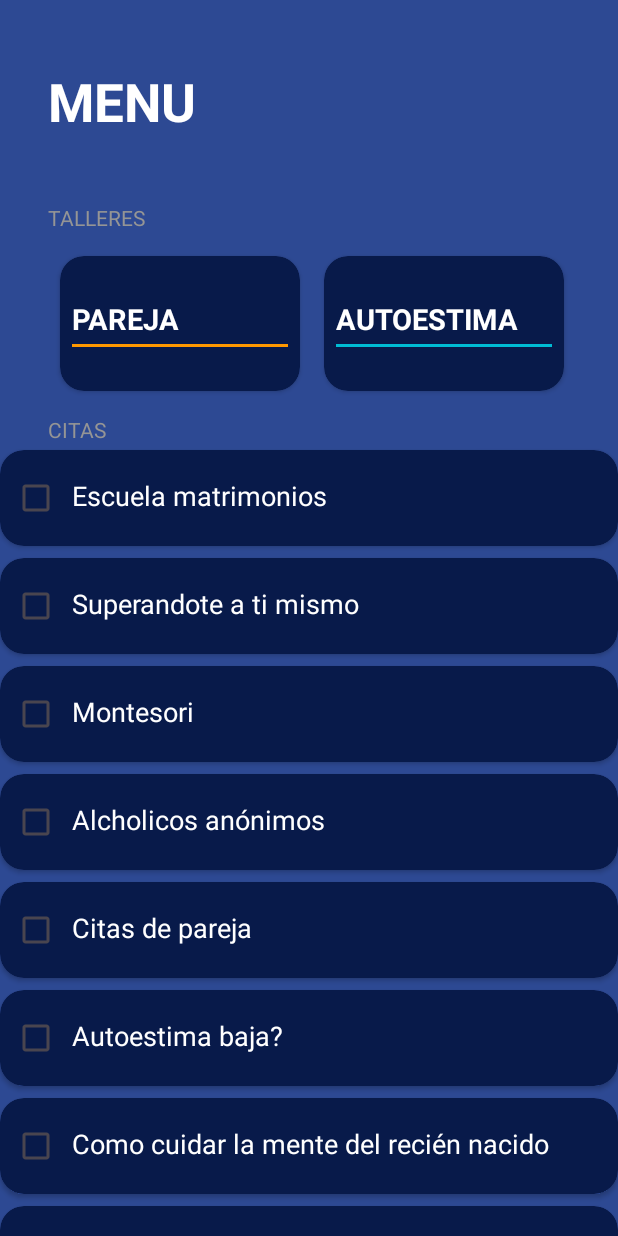
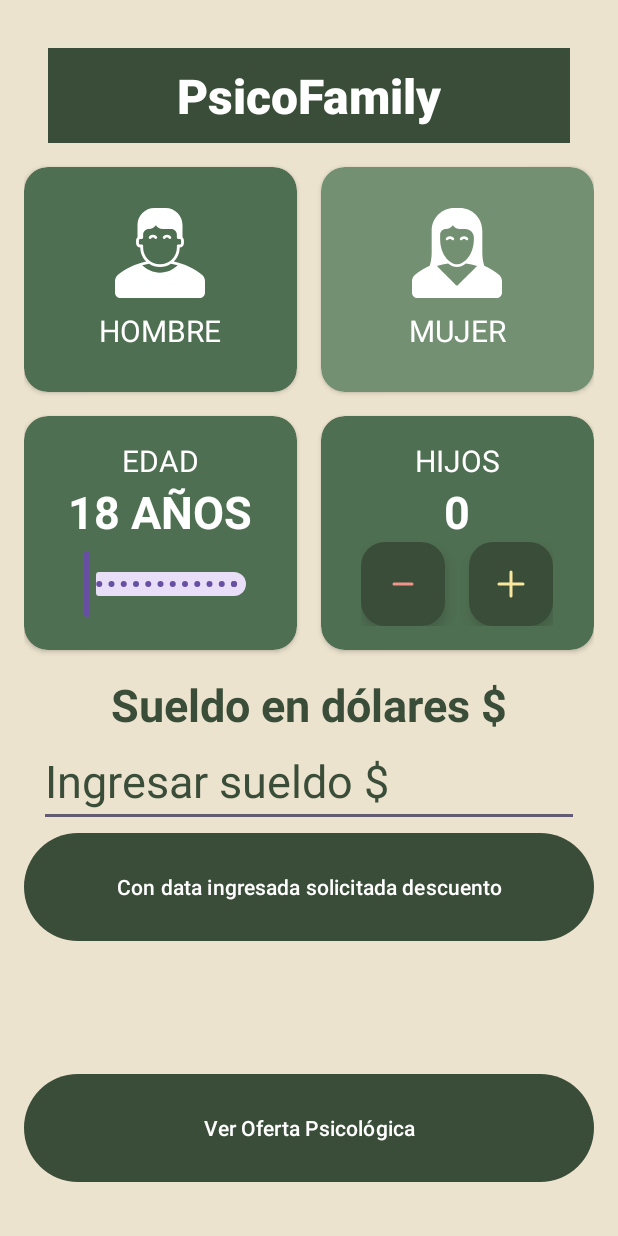
Before and after one commit to jbarriosviu/AndroidViuProyect, an Android app: the screen it shows after launch (MenuActivity before the commit, MainActivity after it), on a phone screen of 412 x 824 dp. Run offline under Robolectric (Android 15) with nearby library versions, the phone set to English and light mode, and no system bars.

Commit message:
Activity Main ok

```diff
--- /dev/null
+++ b/app/src/main/java/es/repositoriocompartido/psicologiaapp/MainActivity.kt
@@ -0,0 +1,104 @@
+package es.repositoriocompartido.psicologiaapp
+
+import android.content.Intent
+import androidx.appcompat.app.AppCompatActivity
+import android.os.Bundle
+import android.widget.Button
+import android.widget.EditText
+import android.widget.TextView
+import androidx.cardview.widget.CardView
+import androidx.core.content.ContextCompat
+import com.google.android.material.floatingactionbutton.FloatingActionButton
+import com.google.android.material.slider.RangeSlider
+
+class MainActivity : AppCompatActivity() {
+
+    //Variables de calculo  o funcionamiento
+    private var hombreSeleccionado:Boolean = true
+    private var edad:Int = 18
+    private var hijos:Int = 0
+
+    //Componentes
+    private lateinit var cvHombre: CardView
+    private lateinit var cvMujer: CardView
+    private lateinit var txtEdad: TextView
+    private lateinit var rngEdad: RangeSlider
+    private lateinit var txtHijos: TextView
+    private lateinit var btnMasHijos: FloatingActionButton
+    private lateinit var btnMenosHijos: FloatingActionButton
+    private lateinit var edtSueldo: EditText
+    private lateinit var btnDescuento: Button
+    override fun onCreate(savedInstanceState: Bundle?) {
+        super.onCreate(savedInstanceState)
+        setContentView(R.layout.activity_main)
+
+        //Funcion de inicializacion de componentes
+        initComponentes()
+        //Funcion de escucha de componentes
+        initListener()
+    }
+
+    private fun initComponentes(){
+        cvHombre = findViewById(R.id.cvHombre)
+        cvMujer = findViewById(R.id.cvMujer)
+
+        txtEdad = findViewById(R.id.txtEdad)
+        txtEdad.text = "${edad.toString()} años"
+        rngEdad = findViewById(R.id.rngEdad)
+
+        txtHijos = findViewById(R.id.txtHijos)
+        txtHijos.text = hijos.toString()
+        btnMasHijos = findViewById(R.id.btnMasHijos)
+        btnMenosHijos = findViewById(R.id.btnMenosHijos)
+
+        btnDescuento = findViewById(R.id.btnDescuento)
+
+    }
+
+    private fun initListener(){
+        //CardView
+        cvHombre.setOnClickListener{cambiarColorSexo(true)}
+        cvMujer.setOnClickListener{cambiarColorSexo(false)}
+
+        //Listener de edad
+        rngEdad.addOnChangeListener { slider, value, fromUser ->
+            edad = value.toInt()
+            txtEdad.text = "${edad.toString()} años"
+        }
+
+        //Listener de Peso
+        btnMasHijos.setOnClickListener {
+            if(hijos<12) hijos += 1
+            setHijo()
+        }
+        btnMenosHijos.setOnClickListener {
+            if(hijos>0) hijos -= 1
+            setHijo()
+        }
+
+
+//        //Calculo del IMC
+//        btnCalculate.setOnClickListener{
+//            val imc:Double = calcularIMC()
+//            val intent = Intent(this,ResultImcMejoradoActivity::class.java)
+//            intent.putExtra("IMC",imc)
+//            startActivity(intent)
+//        }
+    }
+
+    fun cambiarColorSexo(esHombre:Boolean){
+        if(esHombre){
+            cvMujer.setCardBackgroundColor(ContextCompat.getColor(this,R.color.card_color_no_selected))
+            cvHombre.setCardBackgroundColor(ContextCompat.getColor(this,R.color.card_color))
+            hombreSeleccionado = false
+        }else{
+            cvMujer.setCardBackgroundColor(ContextCompat.getColor(this,R.color.card_color))
+            cvHombre.setCardBackgroundColor(ContextCompat.getColor(this,R.color.card_color_no_selected))
+            hombreSeleccionado = true
+        }
+    }
+
+    private fun setHijo() {
+        txtHijos.text = hijos.toString()
+    }
+}
--- /dev/null
+++ b/app/src/main/res/drawable/ic_man.xml
@@ -0,0 +1,15 @@
+<vector xmlns:android="http://schemas.android.com/apk/res/android"
+    android:width="800dp"
+    android:height="800dp"
+    android:viewportWidth="64"
+    android:viewportHeight="64">
+  <path
+      android:pathData="M62.242,47.758l0.014,-0.014c-5.847,-4.753 -12.84,-8.137 -20.491,-9.722C44.374,35.479 46,31.932 46,28c1.657,0 3,-1.343 3,-3v-2c0,-0.886 -0.391,-1.673 -1,-2.222V12c0,-6.627 -5.373,-12 -12,-12h-8c-6.627,0 -12,5.373 -12,12v8.778c-0.609,0.549 -1,1.336 -1,2.222v2c0,1.657 1.343,3 3,3c0,3.932 1.626,7.479 4.236,10.022c-7.652,1.586 -14.646,4.969 -20.492,9.722l0.014,0.014C0.672,48.844 0,50.344 0,52v8c0,2.211 1.789,4 4,4h56c2.211,0 4,-1.789 4,-4v-8C64,50.344 63.328,48.844 62.242,47.758zM20,28v-1c0,-0.553 -0.447,-1 -1,-1h-1c-0.553,0 -1,-0.447 -1,-1v-2c0,-0.553 0.447,-1 1,-1h1c0.553,0 1,-0.447 1,-1v-1v-1c0,-2.209 1.791,-4 4,-4c2.088,0 3.926,-1.068 5,-2.687C30.074,13.932 31.912,15 34,15h6c2.209,0 4,1.791 4,4v1v1c0,0.553 0.447,1 1,1h1c0.553,0 1,0.447 1,1v2c0,0.553 -0.447,1 -1,1h-1c-0.553,0 -1,0.447 -1,1v1c0,6.627 -5.373,12 -12,12S20,34.627 20,28zM24.285,39.678C26.498,41.143 29.147,42 32,42s5.502,-0.857 7.715,-2.322c1.66,0.281 3.297,0.63 4.892,1.084C41.355,43.983 36.911,46 31.973,46c-4.932,0 -9.371,-2.011 -12.621,-5.226C20.96,40.315 22.61,39.961 24.285,39.678z"
+      android:fillColor="#231F20"/>
+  <path
+      android:pathData="M24.537,21.862c0.475,0.255 1.073,0.068 1.345,-0.396C25.91,21.419 26.18,21 26.998,21c0.808,0 1.096,0.436 1.111,0.458C28.287,21.803 28.637,22 28.999,22c0.154,0 0.311,-0.035 0.457,-0.111c0.491,-0.253 0.684,-0.856 0.431,-1.347C29.592,19.969 28.651,19 26.998,19c-1.691,0 -2.618,0.983 -2.9,1.564C23.864,21.047 24.063,21.609 24.537,21.862z"
+      android:fillColor="#231F20"/>
+  <path
+      android:pathData="M34.539,21.862c0.475,0.255 1.073,0.068 1.345,-0.396C35.912,21.419 36.182,21 37,21c0.808,0 1.096,0.436 1.111,0.458C38.289,21.803 38.639,22 39.001,22c0.154,0 0.311,-0.035 0.457,-0.111c0.491,-0.253 0.684,-0.856 0.431,-1.347C39.594,19.969 38.653,19 37,19c-1.691,0 -2.618,0.983 -2.9,1.564C33.866,21.047 34.065,21.609 34.539,21.862z"
+      android:fillColor="#231F20"/>
+</vector>
--- /dev/null
+++ b/app/src/main/res/drawable/ic_mas.xml
@@ -0,0 +1,13 @@
+<vector xmlns:android="http://schemas.android.com/apk/res/android"
+    android:width="800dp"
+    android:height="800dp"
+    android:viewportWidth="24"
+    android:viewportHeight="24">
+  <path
+      android:pathData="M4,12H20M12,4V20"
+      android:strokeLineJoin="round"
+      android:strokeWidth="2"
+      android:fillColor="#00000000"
+      android:strokeColor="#000000"
+      android:strokeLineCap="round"/>
+</vector>
--- /dev/null
+++ b/app/src/main/res/drawable/ic_menos.xml
@@ -0,0 +1,13 @@
+<vector xmlns:android="http://schemas.android.com/apk/res/android"
+    android:width="800dp"
+    android:height="800dp"
+    android:viewportWidth="24"
+    android:viewportHeight="24">
+  <path
+      android:pathData="M6,12L18,12"
+      android:strokeLineJoin="round"
+      android:strokeWidth="2"
+      android:fillColor="#00000000"
+      android:strokeColor="#000000"
+      android:strokeLineCap="round"/>
+</vector>
--- /dev/null
+++ b/app/src/main/res/drawable/ic_woman.xml
@@ -0,0 +1,15 @@
+<vector xmlns:android="http://schemas.android.com/apk/res/android"
+    android:width="800dp"
+    android:height="800dp"
+    android:viewportWidth="64"
+    android:viewportHeight="64">
+  <path
+      android:pathData="M62.242,47.758l0.014,-0.014c-3.239,-2.634 -6.865,-4.874 -10.839,-6.644C50.502,38.229 50,35.175 50,32V16c0,-8.837 -7.163,-16 -16,-16h-4c-8.837,0 -16,7.163 -16,16v16c0,3.173 -0.501,6.226 -1.415,9.096c-3.979,1.745 -7.526,3.953 -10.841,6.648l0.014,0.014C0.672,48.844 0,50.344 0,52v8c0,2.211 1.789,4 4,4h56c2.211,0 4,-1.789 4,-4v-8C64,50.344 63.328,48.844 62.242,47.758zM20,19c0,-2.209 1.791,-4 4,-4c2.088,0 3.926,-1.068 5,-2.687C30.074,13.932 31.912,15 34,15h4c3.313,0 6,2.687 6,6c0,0.188 0,0.5 0,1c0,12 -7.469,18 -12,18s-12,-6 -12,-18C20,21.5 20,19 20,19zM25.677,39.439C27.76,41.084 29.99,42 32,42s4.24,-0.916 6.323,-2.561c2.743,0.378 5.399,1.018 7.966,1.857c-2.468,2.468 -13.311,13.311 -13.691,13.691c-0.43,0.43 -0.748,0.447 -1.183,0.013C31.03,54.616 20.18,43.766 17.711,41.297C20.277,40.457 22.934,39.817 25.677,39.439z"
+      android:fillColor="#231F20"/>
+  <path
+      android:pathData="M25.882,22.467C25.91,22.419 26.18,22 26.998,22c0.808,0 1.096,0.436 1.111,0.458C28.287,22.803 28.637,23 28.999,23c0.154,0 0.311,-0.035 0.457,-0.111c0.491,-0.253 0.684,-0.856 0.431,-1.347C29.592,20.969 28.651,20 26.998,20c-1.691,0 -2.618,0.983 -2.9,1.564c-0.233,0.482 -0.034,1.045 0.439,1.298C25.012,23.117 25.61,22.931 25.882,22.467z"
+      android:fillColor="#231F20"/>
+  <path
+      android:pathData="M34.539,22.862c0.475,0.255 1.073,0.068 1.345,-0.396C35.912,22.419 36.182,22 37,22c0.808,0 1.096,0.436 1.111,0.458C38.289,22.803 38.639,23 39.001,23c0.154,0 0.311,-0.035 0.457,-0.111c0.491,-0.253 0.684,-0.856 0.431,-1.347C39.594,20.969 38.653,20 37,20c-1.691,0 -2.618,0.983 -2.9,1.564C33.866,22.047 34.065,22.609 34.539,22.862z"
+      android:fillColor="#231F20"/>
+</vector>
--- /dev/null
+++ b/app/src/main/res/layout/activity_main.xml
@@ -0,0 +1,261 @@
+<?xml version="1.0" encoding="utf-8"?>
+<androidx.constraintlayout.widget.ConstraintLayout xmlns:android="http://schemas.android.com/apk/res/android"
+    xmlns:app="http://schemas.android.com/apk/res-auto"
+    xmlns:tools="http://schemas.android.com/tools"
+    android:layout_width="match_parent"
+    android:layout_height="match_parent"
+    android:background="@color/base"
+    android:paddingHorizontal="16dp"
+    android:paddingVertical="32dp"
+    tools:context="es.repositoriocompartido.psicologiaapp.MainActivity">
+
+    <TextView
+        android:id="@+id/txtMenu"
+        android:layout_width="match_parent"
+        android:layout_height="wrap_content"
+        android:background="@color/card_Elementos"
+        android:text="@string/titulo"
+        android:textAlignment="center"
+        android:fontFamily="sans-serif-medium"
+        android:textSize="32sp"
+        android:textStyle="bold"
+        android:paddingVertical="10dp"
+        app:layout_constraintTop_toTopOf="parent"
+        app:layout_constraintStart_toStartOf="parent"
+        app:layout_constraintEnd_toEndOf="parent"
+        android:layout_marginEnd="16dp"
+        android:layout_marginStart="16dp"
+        android:layout_marginBottom="32dp"
+        android:textColor="@color/subtitulos"
+        />
+
+    <androidx.cardview.widget.CardView
+        android:id="@+id/cvHombre"
+        android:layout_width="0dp"
+        android:layout_height="150dp"
+        android:layout_marginTop="16dp"
+        android:layout_marginEnd="16dp"
+        app:layout_constraintStart_toStartOf="parent"
+        app:layout_constraintTop_toBottomOf="@+id/txtMenu"
+        app:layout_constraintEnd_toStartOf="@+id/cvMujer"
+        app:cardBackgroundColor="@color/card_color"
+        app:cardCornerRadius="16dp">
+        <androidx.appcompat.widget.LinearLayoutCompat
+            android:layout_width="match_parent"
+            android:layout_height="match_parent"
+            android:gravity="center"
+            android:orientation="vertical">
+
+            <ImageView
+                android:layout_width="60dp"
+                android:layout_height="60dp"
+                android:src="@drawable/ic_man"
+                app:tint="@color/white"
+                android:layout_marginBottom="8dp"
+                />
+            <TextView
+                android:layout_width="wrap_content"
+                android:layout_height="wrap_content"
+                android:text="@string/hombre"
+                android:textSize="20sp"
+                android:textAllCaps="true"
+                android:textColor="@color/subtitulos"/>
+
+        </androidx.appcompat.widget.LinearLayoutCompat>
+
+    </androidx.cardview.widget.CardView>
+
+    <androidx.cardview.widget.CardView
+        android:id="@+id/cvMujer"
+        android:layout_width="0dp"
+        android:layout_height="150dp"
+        android:layout_marginTop="16dp"
+        app:layout_constraintEnd_toEndOf="parent"
+        app:layout_constraintTop_toBottomOf="@+id/txtMenu"
+        app:layout_constraintStart_toEndOf="@+id/cvHombre"
+        app:cardBackgroundColor="@color/card_color_no_selected"
+        app:cardCornerRadius="16dp">
+        <androidx.appcompat.widget.LinearLayoutCompat
+            android:layout_width="match_parent"
+            android:layout_height="match_parent"
+            android:gravity="center"
+            android:orientation="vertical">
+
+            <ImageView
+                android:layout_width="60dp"
+                android:layout_height="60dp"
+                android:src="@drawable/ic_woman"
+                app:tint="@color/white"
+                android:layout_marginBottom="8dp"
+                />
+            <TextView
+                android:layout_width="wrap_content"
+                android:layout_height="wrap_content"
+                android:text="@string/mujer"
+                android:textSize="20sp"
+                android:textAllCaps="true"
+                android:textColor="@color/subtitulos"/>
+
+        </androidx.appcompat.widget.LinearLayoutCompat>
+
+    </androidx.cardview.widget.CardView>
+
+    <androidx.cardview.widget.CardView
+        android:id="@+id/cvEdad"
+        android:layout_width="0dp"
+        android:layout_height="wrap_content"
+        android:layout_marginTop="16dp"
+        android:layout_marginEnd="16dp"
+        app:cardBackgroundColor="@color/card_color"
+        app:cardCornerRadius="16dp"
+        app:layout_constraintEnd_toStartOf="@+id/cvHijos"
+        app:layout_constraintStart_toStartOf="parent"
+        app:layout_constraintTop_toBottomOf="@+id/cvHombre">
+        <androidx.appcompat.widget.LinearLayoutCompat
+            android:layout_width="match_parent"
+            android:layout_height="wrap_content"
+            android:layout_margin="16dp"
+            android:gravity="center"
+            android:orientation="vertical">
+
+            <TextView
+                android:layout_width="wrap_content"
+                android:layout_height="wrap_content"
+                android:text="@string/edad"
+                android:textSize="20sp"
+                android:textAllCaps="true"
+                android:textColor="@color/subtitulos" />
+
+            <TextView
+                android:id="@+id/txtEdad"
+                android:layout_width="wrap_content"
+                android:layout_height="wrap_content"
+                tools:text="40 años"
+                android:textAllCaps="true"
+                android:textSize="30sp"
+                android:textStyle="bold"
+                android:textColor="@color/subtitulos" />
+
+            <com.google.android.material.slider.RangeSlider
+                android:id="@+id/rngEdad"
+                android:layout_width="match_parent"
+                android:layout_height="wrap_content"
+                android:stepSize="1"
+                android:valueFrom="18"
+                android:valueTo="85"
+                android:layout_margin="4dp"
+                app:backgroundTint="@color/card_Elementos"
+                />
+        </androidx.appcompat.widget.LinearLayoutCompat>
+
+    </androidx.cardview.widget.CardView>
+
+
+
+    <androidx.cardview.widget.CardView
+        android:id="@+id/cvHijos"
+        android:layout_width="0dp"
+        android:layout_height="wrap_content"
+        android:layout_marginTop="16dp"
+
+        app:cardBackgroundColor="@color/card_color"
+        app:cardCornerRadius="16dp"
+        app:layout_constraintStart_toEndOf="@+id/cvEdad"
+        app:layout_constraintEnd_toEndOf="parent"
+        app:layout_constraintTop_toBottomOf="@+id/cvMujer"
+        >
+        <androidx.appcompat.widget.LinearLayoutCompat
+            android:layout_width="match_parent"
+            android:layout_height="match_parent"
+            android:layout_margin="16dp"
+            android:gravity="center"
+            android:orientation="vertical">
+            <TextView
+                android:layout_width="wrap_content"
+                android:layout_height="wrap_content"
+                android:textSize="20sp"
+                android:text="@string/hijos"
+                android:textAllCaps="true"
+                android:textColor="@color/subtitulos" />
+            <TextView
+                android:id="@+id/txtHijos"
+                android:layout_width="wrap_content"
+                android:layout_height="wrap_content"
+                android:textColor="@color/subtitulos"
+                android:textSize="30sp"
+                android:textStyle="bold"
+                tools:text="2" />
+            <androidx.appcompat.widget.LinearLayoutCompat
+                android:layout_width="wrap_content"
+                android:layout_height="wrap_content"
+                android:gravity="center"
+                android:orientation="horizontal">
+
+                <com.google.android.material.floatingactionbutton.FloatingActionButton
+                    android:id="@+id/btnMenosHijos"
+                    android:layout_width="wrap_content"
+                    android:layout_height="wrap_content"
+                    android:layout_marginEnd="16dp"
+                    android:src="@drawable/ic_menos"
+                    app:backgroundTint="@color/card_Elementos"
+                    app:tint="@color/disminuir" />
+
+                <com.google.android.material.floatingactionbutton.FloatingActionButton
+                    android:id="@+id/btnMasHijos"
+                    android:layout_width="wrap_content"
+                    android:layout_height="wrap_content"
+                    android:src="@drawable/ic_mas"
+                    app:backgroundTint="@color/card_Elementos"
+                    app:tint="@color/aumentar" />
+            </androidx.appcompat.widget.LinearLayoutCompat>
+        </androidx.appcompat.widget.LinearLayoutCompat>
+    </androidx.cardview.widget.CardView>
+
+    <TextView
+        android:id="@+id/txtSueldo"
+        android:layout_width="wrap_content"
+        android:layout_height="wrap_content"
+        android:text="@string/sueldo"
+        android:textColor="@color/card_Elementos"
+        app:layout_constraintStart_toStartOf="parent"
+        app:layout_constraintEnd_toEndOf="parent"
+        app:layout_constraintTop_toBottomOf="@+id/cvEdad"
+        android:layout_marginTop="16dp"
+        android:textStyle="bold"
+        android:textSize="30sp"
+        />
+
+    <EditText
+        android:id="@+id/edtSueldo"
+        android:layout_width="match_parent"
+        android:layout_height="wrap_content"
+        android:text="@string/ingresarSueldo"
+        android:textColor="@color/card_Elementos"
+        app:layout_constraintEnd_toEndOf="parent"
+        app:layout_constraintStart_toStartOf="parent"
+        app:layout_constraintTop_toBottomOf="@+id/txtSueldo"
+        android:textSize="30sp"
+        android:layout_marginStart="10dp"
+        android:layout_marginEnd="10dp"
+        />
+
+    <Button
+        android:id="@+id/btnDescuento"
+        android:layout_width="0dp"
+        android:layout_height="80dp"
+        android:text="@string/btnDescuento"
+        app:backgroundTint="@color/card_Elementos"
+        app:layout_constraintEnd_toEndOf="parent"
+        app:layout_constraintStart_toStartOf="parent"
+        app:layout_constraintTop_toBottomOf="@+id/edtSueldo"/>
+
+    <Button
+        android:id="@+id/btnOfertaPsicologica"
+        android:layout_width="0dp"
+        android:layout_height="80dp"
+        android:text="@string/oferta"
+        app:backgroundTint="@color/card_Elementos"
+        app:layout_constraintBottom_toBottomOf="parent"
+        app:layout_constraintEnd_toEndOf="parent"
+        app:layout_constraintStart_toStartOf="parent" />
+</androidx.constraintlayout.widget.ConstraintLayout>
--- a/app/src/main/res/values/colors.xml
+++ b/app/src/main/res/values/colors.xml
@@ -13,4 +13,13 @@
     <color name="canal_technology_category">#FF9800</color>
     <color name="canal_cooking_category">#00BCD4</color>
     <color name="canal_other_category">#4CAF50</color>
+
+    <!--IMC MEJORADA COLORS-->
+    <color name="base">#ECE3CE</color>
+    <color name="card_color_no_selected">#739072</color>
+    <color name="card_color">#4F6F52</color>
+    <color name="card_Elementos">#3A4D39</color>
+    <color name="subtitulos">#FFFFFFFF</color>
+    <color name="disminuir">#F1948A</color>
+    <color name="aumentar">#F9E79F</color>
 </resources>
--- a/app/src/main/res/values/strings.xml
+++ b/app/src/main/res/values/strings.xml
@@ -1,9 +1,21 @@
 <resources>
     <string name="app_name">PsicologiaApp</string>
 
-    <!--CANALES  -->
-    <string name="tituloMenu">Menu</string>
+    <!--TALLERES  -->
+    <string name="tituloMenu">Oferta psicológica</string>
+    <string name="talleres">Talleres</string>
     <string name="citas">Citas</string>
-    <string name="talleres">Talleres</string>
+
+    <!--MAIN -->
+    <string name="hombre">Hombre</string>
+    <string name="mujer">Mujer</string>
+    <string name="sueldo">Sueldo en dólares $</string>
+    <string name="hijos">Hijos</string>
+    <string name="oferta">Ver Oferta Psicológica</string>
+    <string name="edad">Edad</string>
+    <string name="ingresarSueldo">Ingresar sueldo $</string>
+    <string name="btnDescuento">Con data ingresada solicitada descuento</string>
+    <string name="resultado">Resultado</string>
+    <string name="titulo">PsicoFamily</string>
 
 </resources>
--- a/app/src/main/res/values/themes.xml
+++ b/app/src/main/res/values/themes.xml
@@ -10,6 +10,8 @@
     <style name="SubTituloMenu">
         <item name="textAllCaps">true</item>
         <item name="android:textColor">@color/canal_subtitle_text</item>
+        <item name="android:textSize">35dp</item>
+
     </style>
 
 </resources>
```
Also changed, not shown: app/src/main/AndroidManifest.xml (+7 -5 lines).
